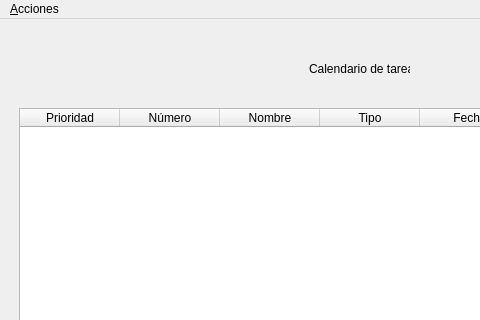
Crixx18/Examen-Remedial-P59, file tareas_ventana.ui: the form before one commit; both pictures show x 0 to 480 and y 0 to 320 of the 756 by 622 pixel window.
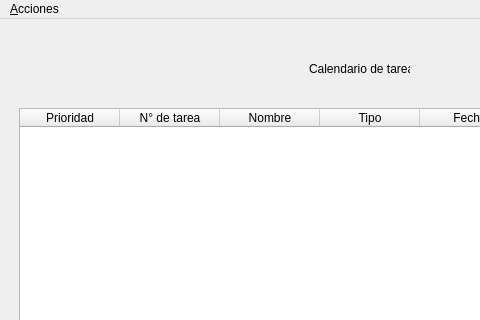
The form after the commit. Icons and pictures are not drawn.

Commit message: Hecho el sistema de agregar tarea + su refrescado

Patch:
```diff
--- a/tareas_ventana.ui
+++ b/tareas_ventana.ui
@@ -37,7 +37,7 @@
        </column>
        <column>
         <property name="text">
-         <string>Número</string>
+         <string>N° de tarea</string>
         </property>
        </column>
        <column>
```
Left out of the diff: 2 changed lines with no effect on the pictures. The commit also changes 13 other files.
